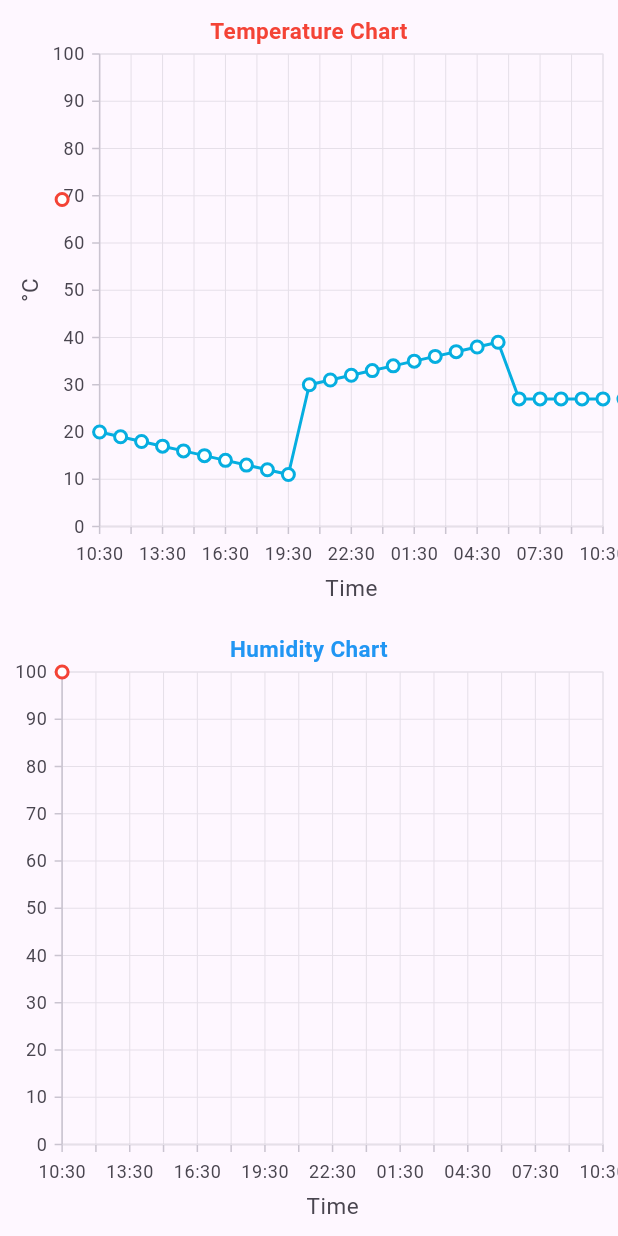
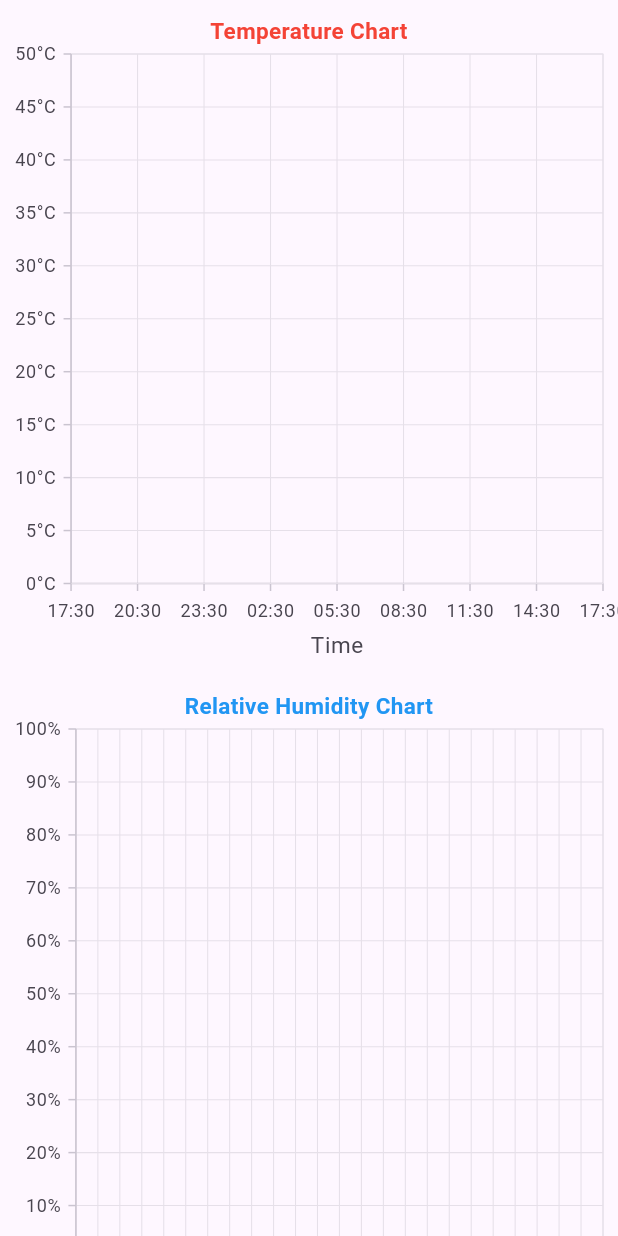
Before and after one commit to HCrystalH/Capstone_app, a Flutter app: the ChartScreen screen opened directly with empty values, on a phone screen of 412 x 824 dp. Run offline on Flutter 3.47's test engine with Material 3 defaults, Android fonts, the phone set to English and light mode, and no system bars; our stand-ins replace cloud_firestore, curved_navigation_bar, firebase_auth, firebase_core, google_sign_in, syncfusion_flutter_charts and 1 more; missing offline and left inert: firebase_app_check, mqtt_client; accounts and stored records are empty; network calls fail.

```diff
--- a/my_android_app/lib/Screens/history_screen.dart
+++ b/my_android_app/lib/Screens/history_screen.dart
@@ -1,6 +1,5 @@
 import 'dart:async';
 import 'dart:convert';
-
 import 'package:flutter/material.dart';
 import 'package:syncfusion_flutter_charts/charts.dart';
 import 'package:http/http.dart' as https;
@@ -31,13 +30,12 @@ class _ChartScreenState extends State<ChartScreen> {
   @override
   void initState(){
     startDate = endDate?.subtract(const Duration(days: 1));
-    // Timer(const Duration(seconds: 5),supportFunction);
+    Timer(const Duration(seconds: 5),supportFunction);
     // Timer.periodic(const Duration(seconds: 60), fetchHistoryOfFeed);
+    super.initState();
+    // genData();
+    // addTempData();
 
-
-    super.initState();
-    genData();
-    addTempData();
   }
   void addTempData(){
     for(int i = 0 ; i < 30; i++){
@@ -118,7 +116,11 @@ class _ChartScreenState extends State<ChartScreen> {
         if(i == 0 ){ temp = double.tryParse(valueParts[0]);}
         else if(i == 1){humi  = double.tryParse(valueParts[1]);}
       }
-      DateTime createdAt = DateTime.parse(item['created_at']); // Parse created_at to DateTime
+      DateTime createdAt = DateTime.parse(item['created_at']).toLocal(); // Parse created_at to DateTime
+      // createdAt = createdAt.add( const Duration(hours: 7));
+
+      // creaeAt
+
       // debugPrint("Time :" + createdAt.toString());
       _temperatureData.add(ChartData(createdAt, temp));
       _humiData.add(ChartData(createdAt, humi));
@@ -159,13 +161,15 @@ Widget build(BuildContext context) {
     body: SingleChildScrollView(
       child: Column(
         children: [
+          // Temperature Chart
           SingleChildScrollView(
           scrollDirection: Axis.horizontal,
-          // Temperature Chart
+
           child:SizedBox(
             width: MediaQuery.of(context).size.width,
-            height: MediaQuery.of(context).size.height * 0.5,
+            height: 450,
             child: SfCartesianChart(
+
               tooltipBehavior: TooltipBehavior(enable: true),
               title: const ChartTitle(
                 text: 'Temperature Chart',
@@ -174,27 +178,33 @@ Widget build(BuildContext context) {
                   color: Colors.red,
                 ),
               ),
-              primaryXAxis:
-                 DateTimeAxis(
-                    title: const AxisTitle(
-                      text: 'Time',
-                      alignment: ChartAlignment.far,
-                    ),
-                    minimum: startDate,
-                    maximum: endDate,
-                    interval: 1.5,
-                    dateFormat: DateFormat.Hm(),
-                  ),
+              primaryXAxis: DateTimeAxis(
+                title:  const AxisTitle(
+                  text: 'Time',
+                  alignment: ChartAlignment.far,
+
+                ),
+                minimum: startDate?.add(const Duration(hours:7)),
+                maximum: endDate?.add(const Duration(hours:7)),
+                // initialVisibleMinimum: startDate,
+                interval: 3,
+                edgeLabelPlacement: EdgeLabelPlacement.shift,
+                dateFormat: DateFormat('HH:mm')
+              ),
 
               enableAxisAnimation: true,
               enableMultiSelection: true,
               primaryYAxis: const NumericAxis(
+                labelFormat: '{value}°C',
                 title: AxisTitle(
-                  text: '°C',
+                  // text: '°C',
+                  textStyle: TextStyle(
+                    color: Colors.red
+                  ),
                   alignment: ChartAlignment.far,
                 ),
                 minimum: 0,
-                maximum: 100,
+                maximum: 50,
               ),
               series: <CartesianSeries>[
                 LineSeries<ChartData, DateTime>(
@@ -206,6 +216,7 @@ Widget build(BuildContext context) {
                   markerSettings: const MarkerSettings(
                     isVisible: true,
                   ),
+                  name: 'Temperature',
                 ),
               ],
             ),
@@ -217,11 +228,12 @@ Widget build(BuildContext context) {
             scrollDirection: Axis.horizontal,
             child: SizedBox(
             width: MediaQuery.of(context).size.width,
-            height: MediaQuery.of(context).size.height * 0.5,
+            height: 450,
             child: SfCartesianChart(
+
               tooltipBehavior: TooltipBehavior(enable: true),
               title: const ChartTitle(
-                text: 'Humidity Chart',
+                text: 'Relative Humidity Chart',
                 textStyle: TextStyle(
                   color: Colors.blue,
                   fontWeight: FontWeight.bold,
@@ -234,13 +246,18 @@ Widget build(BuildContext context) {
                 ),
                 minimum: startDate,
                 maximum: endDate,
-                interval: 1.5,
+                interval: 1,
                 dateFormat: DateFormat.Hm(),
               ),
-              primaryYAxis: const NumericAxis(
+              primaryYAxis:  const NumericAxis(
+                labelFormat: '{value}%',
                 maximum: 100,
                 minimum: 0,
                 title: AxisTitle(
+                  // text:'%',
+                  textStyle: TextStyle(
+                    color: Colors.blue
+                  ),
                   alignment: ChartAlignment.far
                 ),
               ),
@@ -249,8 +266,9 @@ Widget build(BuildContext context) {
                   dataSource: _humiData,
                   xValueMapper: (ChartData data, _) => data.date,
                   yValueMapper: (ChartData data, _) => data.value,
-                  pointColorMapper: (ChartData data, _) => getColor(data.value, "humidity"),
+                  // pointColorMapper: (ChartData data, _) => getColor(data.value, "humidity"),
                   markerSettings: const MarkerSettings(isVisible: true),
+                  name: 'Humidity',
                 ),
               ],
             ),
@@ -258,37 +276,43 @@ Widget build(BuildContext context) {
           ),
           // Date Range TextField
           SizedBox(
-            width: MediaQuery.of(context).size.width *0.8,
+            width: MediaQuery.of(context).size.width *0.65,
+            // height: MediaQuery.of(context).size.height*0.2,
+            child: Center(
             child: TextField(
-              textAlign: TextAlign.left,
+
+              textAlign: TextAlign.center,
               readOnly: true,
-              style: const TextStyle(
+              style: TextStyle(
                 color: Colors.red,
+                fontSize: MediaQuery.sizeOf(context).width*0.05,
+                height: MediaQuery.sizeOf(context).height*0.001
               ),
               decoration: InputDecoration(
                 hintText: (startDate == null && endDate == null)
                     ? 'Select a date range'
                     : '\tFrom: ${startDate != null ? startDate!.toLocal().toString().split(' ')[0] : ''} '
                       '\tTo: ${endDate != null ? endDate!.toLocal().toString().split(' ')[0] : ''}',
-                hintStyle: const TextStyle(
-                  fontSize: 16,
+                hintStyle: TextStyle(
+                  fontSize: MediaQuery.of(context).size.width*0.03,
                   color: Colors.green,
-                  fontWeight: FontWeight.bold,
+                  // fontWeight: FontWeight.bold,
                 ),
+                filled: true,
                 border: OutlineInputBorder(
                   borderRadius: BorderRadius.circular(8.0),
-                  borderSide: const BorderSide(
+                  borderSide: BorderSide(
                     color: Colors.green,
-                    width: 5.0
+                    width: MediaQuery.sizeOf(context).width*0.1
                   ),
                 ),
-                enabledBorder: OutlineInputBorder(
-                  borderRadius: BorderRadius.circular(8.0),
-                  borderSide: const BorderSide(
-                    color: Colors.green, // Color when enabled
-                    width: 5.0,
-                  ),
-                ),
+                // enabledBorder: OutlineInputBorder(
+                //   borderRadius: BorderRadius.circular(8.0),
+                //   borderSide: const BorderSide(
+                //     color: Colors.green, // Color when enabled
+                //     width: 5.0,
+                //   ),
+                // ),
                 focusedBorder: OutlineInputBorder(
                   borderRadius: BorderRadius.circular(8.0),
                   borderSide: const BorderSide(
@@ -296,20 +320,15 @@ Widget build(BuildContext context) {
                     width: 2.0,
                   ),
                 ),
-                contentPadding: const EdgeInsets.fromLTRB(30, 15, 0, 15),
+                contentPadding: const EdgeInsets.fromLTRB(10, 20, 20, 15),
               ),
 
               onTap: () => selectDateRange(context),
             ),
           ),
-          // Apply Button
-          // ElevatedButton(
-          //   onPressed: () {
-          //     debugPrint(startDate.toString());
-          //     debugPrint(endDate.toString());
-          //   },
-          //   child: const Text('Apply change'),
-          // ),
+          ),
+
+          SizedBox(height:MediaQuery.sizeOf(context).height*0.02),
         ],
       ),
     ),
@@ -318,9 +337,12 @@ Widget build(BuildContext context) {
 
 }
 
+
+
 class ChartData{
   final DateTime date;
   dynamic value;
 
   ChartData(this.date, this.value);
+
 }
--- a/my_android_app/lib/main.dart
+++ b/my_android_app/lib/main.dart
@@ -4,16 +4,13 @@ import 'package:firebase_core/firebase_core.dart';
 import 'package:flutter/material.dart';
 import 'package:my_android_app/Authentication/login.dart';
 import 'package:my_android_app/Screens/home_screen.dart';
-// import 'package:my_android_app/Screens/main_screen.dart';
-// import 'package:my_android_app/Screens/user_screen.dart';
-// import './services/database.dart';
-// import 'package:cloud_firestore/cloud_firestore.dart';
 void main() async {
   WidgetsFlutterBinding.ensureInitialized();
   await Firebase.initializeApp();
   await FirebaseAppCheck.instance.activate(
     androidProvider: AndroidProvider.debug,
   );
+
   runApp(const MyApp());
 }
 
```
Also changed, not shown: my_android_app/lib/Screens/home_screen.dart (+18 -6 lines), my_android_app/lib/Screens/main_screen.dart (+5 -4 lines), my_android_app/lib/Screens/user_screen.dart (+29 -13 lines).
